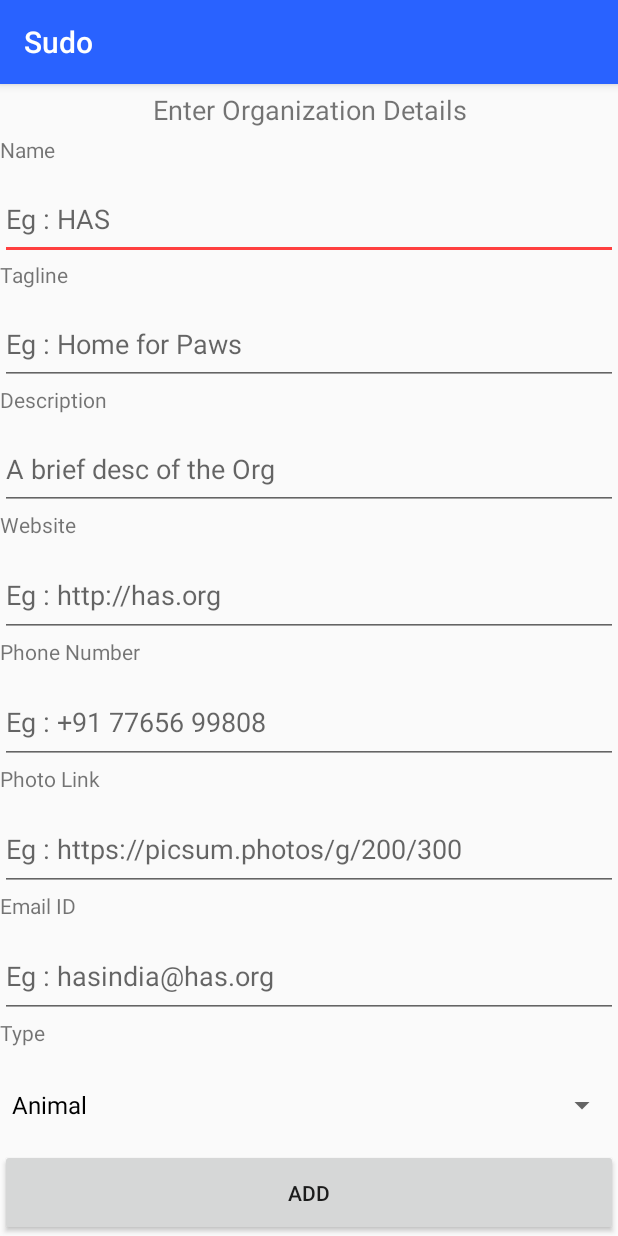
After one commit to praveenroot03/Sudo, an Android app: the AddOrganisation screen opened directly, with no data from a screen before it, on a phone screen of 412 x 824 dp. The commit adds this screen. Run offline under Robolectric (Android 15) with nearby library versions, the phone set to English and light mode, and no system bars; our stand-ins replace Firebase (no records; nobody signed in at launch, a user with empty details on screens opened directly).

Commit message:
Add Organization to Firestore

```diff
--- a/app/src/main/AndroidManifest.xml
+++ b/app/src/main/AndroidManifest.xml
@@ -9,7 +9,8 @@
         android:roundIcon="@mipmap/ic_launcher_round"
         android:supportsRtl="true"
         android:theme="@style/AppTheme">
-        <activity android:name=".PaymentAmount"></activity>
+        <activity android:name=".AddOrganisation"></activity>
+        <activity android:name=".PaymentAmount" />
         <activity
             android:name=".OrganisationActivity"
             android:label="@string/title_activity_organisation"
@@ -28,6 +29,7 @@
                 <category android:name="android.intent.category.LAUNCHER" />
             </intent-filter>
         </activity>
+
         <meta-data
             android:name="com.google.android.gms.wallet.api.enabled"
             android:value="true" />
--- /dev/null
+++ b/app/src/main/java/com/project/sudo/AddOrganisation.java
@@ -0,0 +1,156 @@
+package com.project.sudo;
+
+import android.content.Context;
+import android.os.Bundle;
+import android.view.View;
+import android.widget.ArrayAdapter;
+import android.widget.Button;
+import android.widget.EditText;
+import android.widget.Spinner;
+import android.widget.Toast;
+
+import com.google.android.gms.tasks.OnSuccessListener;
+import com.google.firebase.auth.FirebaseAuth;
+import com.google.firebase.auth.FirebaseUser;
+import com.google.firebase.firestore.CollectionReference;
+import com.google.firebase.firestore.FirebaseFirestore;
+
+import java.net.URL;
+import java.util.Random;
+import java.util.regex.Pattern;
+
+import androidx.appcompat.app.AppCompatActivity;
+
+public class AddOrganisation extends AppCompatActivity {
+
+    private EditText orgName, orgTagline, orgDesc, orgWebsite, orgPhnum, orgEmail, orgPhotourl;
+    private Button addOrgbtn;
+    private Spinner orgType;
+
+    //Firebase Instances
+    private FirebaseUser mFirebaseUser = FirebaseAuth.getInstance().getCurrentUser();
+    private FirebaseFirestore db = FirebaseFirestore.getInstance();
+    private CollectionReference usercol = db.collection("users");
+    private CollectionReference orgcol = db.collection("Organisation");
+
+    public static void displayToast(Context context, String msg) {
+        Toast.makeText(context, msg, Toast.LENGTH_SHORT).show();
+    }
+
+    public static boolean isValidEmail(String email) {
+        String emailRegex = "^[a-zA-Z0-9_+&*-]+(?:\\." +
+                "[a-zA-Z0-9_+&*-]+)*@" +
+                "(?:[a-zA-Z0-9-]+\\.)+[a-z" +
+                "A-Z]{2,7}$";
+
+        Pattern pat = Pattern.compile(emailRegex);
+        if (email == null)
+            return false;
+        return pat.matcher(email).matches();
+    }
+
+    public static boolean isValidURL(String url) {
+        /* Try creating a valid URL */
+        try {
+            new URL(url).toURI();
+            return true;
+        }
+
+        // If there was an Exception
+        // while creating URL object
+        catch (Exception e) {
+            return false;
+        }
+    }
+
+    public static boolean isValidPhnum(String str) {
+
+        if (str.matches("^[0-9]{10}$")) {
+            return true;
+        }
+        return false;
+    }
+
+    @Override
+    protected void onCreate(Bundle savedInstanceState) {
+        super.onCreate(savedInstanceState);
+        setContentView(R.layout.activity_add_organisation);
+        orgDesc = findViewById(R.id.orgDesc);
+        orgName = findViewById(R.id.orgName);
+        orgTagline = findViewById(R.id.orgTagline);
+        orgWebsite = findViewById(R.id.orgWebsite);
+        orgPhnum = findViewById(R.id.orgPhnum);
+        orgPhotourl = findViewById(R.id.orgPhotourl);
+        orgEmail = findViewById(R.id.orgEmailID);
+        //Button
+        addOrgbtn = findViewById(R.id.orgAdd);
+        //Spinner
+        orgType = findViewById(R.id.orgType);
+
+        //create a list of items for the spinner.
+        String[] items = new String[]{"Animal", "Environment", "Education", "Humanitarian"};
+        //create an adapter to describe how the items are displayed, adapters are used in several places in android.
+        //There are multiple variations of this, but this is the basic variant.
+        ArrayAdapter<String> adapter = new ArrayAdapter<>(this, android.R.layout.simple_spinner_dropdown_item, items);
+        //set the spinners adapter to the previously created one.
+        orgType.setAdapter(adapter);
+
+
+        orgPhotourl.setOnClickListener(new View.OnClickListener() {
+            @Override
+            public void onClick(View v) {
+                // initialize a Random object somewhere; you should only need one
+                Random random = new Random();
+                int x = random.nextInt(3);
+                String animal[] = new String[]{"130", "937", "659"};
+                String education[] = new String[]{"180", "367", "534"};
+                String humanitarian[] = new String[]{"103", "129", "513"};
+                String environment[] = new String[]{"112", "127", "480"};
+
+                String index = "";
+                if (orgType.getSelectedItem().toString().equalsIgnoreCase("animal")) {
+                    index = animal[x];
+                }
+                if (orgType.getSelectedItem().toString().equalsIgnoreCase("education")) {
+                    index = education[x];
+                }
+                if (orgType.getSelectedItem().toString().equalsIgnoreCase("environment")) {
+                    index = environment[x];
+                }
+                if (orgType.getSelectedItem().toString().equalsIgnoreCase("humanitarian")) {
+                    index = humanitarian[x];
+                }
+
+                // generate a random integer from 0 to 899, then add 100
+                orgPhotourl.setText("https://picsum.photos/200/300?image=" + index);
+            }
+        });
+
+        addOrgbtn.setOnClickListener(new View.OnClickListener() {
+            @Override
+            public void onClick(View v) {
+
+                if (!isValidEmail(orgEmail.getText().toString())) {
+                    displayToast(getApplicationContext(), "Invalid Email ID");
+                } else if (!isValidPhnum(orgPhnum.getText().toString())) {
+                    displayToast(getApplicationContext(), "Invalid Phnum");
+                } else if (!isValidURL(orgWebsite.getText().toString())) {
+                    displayToast(getApplicationContext(), "Invalid Web Address");
+                } else {
+
+                    Organisation organisation = new Organisation(orgName.getText().toString(), orgTagline.getText().toString(), orgDesc.getText().toString(), orgWebsite.getText().toString(), orgPhnum.getText().toString(), orgEmail.getText().toString(), orgPhotourl.getText().toString(), orgType.getSelectedItem().toString());
+
+                    orgcol.document(organisation.getTagline()).set(organisation).addOnSuccessListener(new OnSuccessListener<Void>() {
+                        @Override
+                        public void onSuccess(Void aVoid) {
+                            Toast.makeText(getApplicationContext(), "Organisation Successfully Added!", Toast.LENGTH_SHORT).show();
+                            finish();
+                        }
+                    });
+
+                }
+            }
+        });
+    }
+
+}
--- a/app/src/main/java/com/project/sudo/CategoriesFragment.java
+++ b/app/src/main/java/com/project/sudo/CategoriesFragment.java
@@ -45,7 +45,6 @@ public class CategoriesFragment extends Fragment {
     private List<Organisation> orgList;
     private OrgAdapter orgAdapter;
     private RecyclerView recyclerView;
-    private View gap;
     private ScrollView scrollView;
     private SearchView searchView;
 
@@ -219,6 +218,7 @@ public class CategoriesFragment extends Fragment {
     }
 
     private void integrateBM(final View view) {
+        if (mFirebaseUser != null) {
             usercol.document(mFirebaseUser.getUid()).get().addOnCompleteListener(new OnCompleteListener<DocumentSnapshot>() {
                 @Override
                 public void onComplete(@NonNull Task<DocumentSnapshot> task) {
@@ -235,6 +235,7 @@ public class CategoriesFragment extends Fragment {
                 }
             });
         }
+    }
 
     private void initView() {
         searchView.setVisibility(View.VISIBLE);
--- a/app/src/main/java/com/project/sudo/CustomListView.java
+++ b/app/src/main/java/com/project/sudo/CustomListView.java
@@ -50,7 +50,10 @@ public class CustomListView extends ArrayAdapter {
 
         dMoney.setText(moneyarray.get(position));
         dOrgName.setText(nameArray.get(position));
-        dtimestamp.setText(new Date(new Timestamp(Long.parseLong(timeArray.get(position))).getTime()).toString());
+        String date = new Date(new Timestamp(Long.parseLong(timeArray.get(position))).getTime()).toString();
+        String split[] = date.split(" ");
+        date = split[0] + " " + split[1] + " " + split[2] + " " + split[3] + " " + split[5];
+        dtimestamp.setText(date);
 
 
         return rowView;
--- /dev/null
+++ b/app/src/main/res/layout/activity_add_organisation.xml
@@ -0,0 +1,151 @@
+<?xml version="1.0" encoding="utf-8"?>
+<LinearLayout xmlns:android="http://schemas.android.com/apk/res/android"
+    xmlns:tools="http://schemas.android.com/tools"
+    android:layout_width="match_parent"
+    android:layout_height="match_parent"
+    android:orientation="vertical"
+    tools:context=".AddOrganisation">
+
+    <TextView
+        android:id="@+id/textView18"
+        android:layout_width="match_parent"
+        android:layout_height="wrap_content"
+        android:layout_weight="1"
+        android:gravity="center"
+        android:text="@string/enter_organization_details"
+        android:textSize="18sp" />
+
+    <TextView
+        android:id="@+id/textView19"
+        android:layout_width="match_parent"
+        android:layout_height="wrap_content"
+        android:layout_weight="1"
+        android:text="@string/name" />
+
+    <EditText
+        android:id="@+id/orgName"
+        android:layout_width="match_parent"
+        android:layout_height="wrap_content"
+        android:layout_weight="1"
+        android:ems="10"
+        android:hint="@string/eg_has"
+        android:inputType="textPersonName" />
+
+    <TextView
+        android:id="@+id/textView16"
+        android:layout_width="match_parent"
+        android:layout_height="wrap_content"
+        android:layout_weight="1"
+        android:text="@string/tagline" />
+
+    <EditText
+        android:id="@+id/orgTagline"
+        android:layout_width="match_parent"
+        android:layout_height="wrap_content"
+        android:layout_weight="1"
+        android:ems="10"
+        android:hint="@string/eg_home_for_paws"
+        android:inputType="textPersonName" />
+
+    <TextView
+        android:id="@+id/textView17"
+        android:layout_width="match_parent"
+        android:layout_height="wrap_content"
+        android:layout_weight="1"
+        android:text="@string/description" />
+
+    <EditText
+        android:id="@+id/orgDesc"
+        android:layout_width="match_parent"
+        android:layout_height="wrap_content"
+        android:layout_weight="1"
+        android:ems="10"
+        android:hint="@string/a_brief_desc_of_the_org"
+        android:inputType="textPersonName" />
+
+    <TextView
+        android:id="@+id/textView14"
+        android:layout_width="match_parent"
+        android:layout_height="wrap_content"
+        android:layout_weight="1"
+        android:text="@string/website" />
+
+    <EditText
+        android:id="@+id/orgWebsite"
+        android:layout_width="match_parent"
+        android:layout_height="wrap_content"
+        android:layout_weight="1"
+        android:ems="10"
+        android:hint="@string/eg_http_has_org"
+        android:inputType="textPersonName" />
+
+    <TextView
+        android:id="@+id/textView13"
+        android:layout_width="match_parent"
+        android:layout_height="wrap_content"
+        android:layout_weight="1"
+        android:text="@string/phone_number" />
+
+    <EditText
+        android:id="@+id/orgPhnum"
+        android:layout_width="match_parent"
+        android:layout_height="wrap_content"
+        android:layout_weight="1"
+        android:ems="10"
+        android:hint="@string/eg_91_77656_99808"
+        android:inputType="number" />
+
+    <TextView
+        android:id="@+id/textView12"
+        android:layout_width="match_parent"
+        android:layout_height="wrap_content"
+        android:layout_weight="1"
+        android:text="@string/photo_link" />
+
+    <EditText
+        android:id="@+id/orgPhotourl"
+        android:layout_width="match_parent"
+        android:layout_height="wrap_content"
+        android:layout_weight="1"
+        android:ems="10"
+        android:hint="@string/eg_https_picsum_photos_g_200_300"
+        android:inputType="textPersonName" />
+
+    <TextView
+        android:id="@+id/textView11"
+        android:layout_width="match_parent"
+        android:layout_height="wrap_content"
+        android:layout_weight="1"
+        android:text="@string/email_id" />
+
+    <EditText
+        android:id="@+id/orgEmailID"
+        android:layout_width="match_parent"
+        android:layout_height="wrap_content"
+        android:layout_weight="1"
+        android:ems="10"
+        android:hint="@string/eg_hasindia_has_org"
+        android:inputType="textPersonName|textEmailAddress" />
+
+    <TextView
+        android:id="@+id/textView10"
+        android:layout_width="match_parent"
+        android:layout_height="wrap_content"
+        android:layout_weight="1"
+        android:text="@string/type" />
+
+    <Spinner
+        android:id="@+id/orgType"
+        android:layout_width="match_parent"
+        android:layout_height="wrap_content"
+        android:layout_weight="1"
+        android:spinnerMode="dropdown" />
+
+    <Button
+        android:id="@+id/orgAdd"
+        android:layout_width="match_parent"
+        android:layout_height="wrap_content"
+        android:layout_weight="1"
+        android:text="@string/add" />
+
+</LinearLayout>
--- a/app/src/main/res/layout/fragment_profile.xml
+++ b/app/src/main/res/layout/fragment_profile.xml
@@ -32,6 +32,12 @@
             android:gravity="center_horizontal"
             android:text="@string/tvEmailId"
             android:textSize="24sp" />
+
+        <Button
+            android:id="@+id/addOrg"
+            android:layout_width="match_parent"
+            android:layout_height="wrap_content"
+            android:text="Add Organization" />
 
     </LinearLayout>
 
--- a/app/src/main/res/values/strings.xml
+++ b/app/src/main/res/values/strings.xml
@@ -99,4 +99,22 @@
     <string name="tvEmailId">Email</string>
     <string name="transaction_history">Transaction History</string>
     <string name="reset_transaction">Reset Transaction</string>
+    <string name="name">Name</string>
+    <string name="eg_http_has_org">Eg : http://has.org</string>
+    <string name="eg_hasindia_has_org">Eg : hasindia@has.org</string>
+    <string name="tagline">Tagline</string>
+    <string name="eg_has">Eg : HAS</string>
+    <string name="description">Description</string>
+    <string name="website">Website</string>
+    <string name="phone_number">Phone Number</string>
+    <string name="eg_home_for_paws">Eg : Home for Paws</string>
+    <string name="a_brief_desc_of_the_org">A brief desc of the Org</string>
+    <string name="photo_link">Photo Link</string>
+    <string name="eg_91_77656_99808">Eg : +91 77656 99808</string>
+    <string name="eg_https_picsum_photos_g_200_300">Eg : https://picsum.photos/g/200/300</string>
+    <string name="enter_organization_details">Enter Organization Details</string>
+    <string name="type">Type</string>
+    <string name="animal_environment_education_humanitarian">(Animal, Environment, Education, Humanitarian)</string>
+    <string name="add">ADD</string>
+    <string name="email_id">Email ID</string>
 </resources>
```
Also changed, not shown: app/src/main/java/com/project/sudo/PaymentAmount.java (+12 -10 lines), app/src/main/java/com/project/sudo/ProfileFragment.java (+11 -1 lines). Lines whose indentation alone changed are shown as unchanged.
